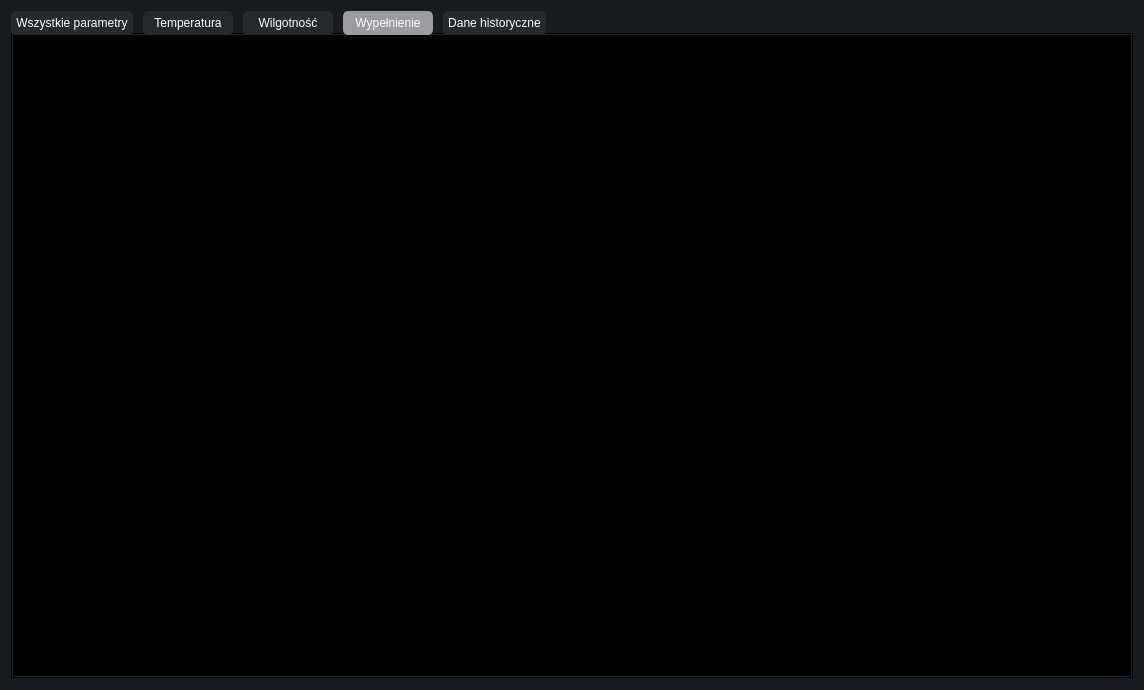
Qt form wizualizacja_silosow/aplikacja_qt/ui/Main_window.ui (PartyKusZ/wizualizacja_danych_sensorycznych) before a commit.
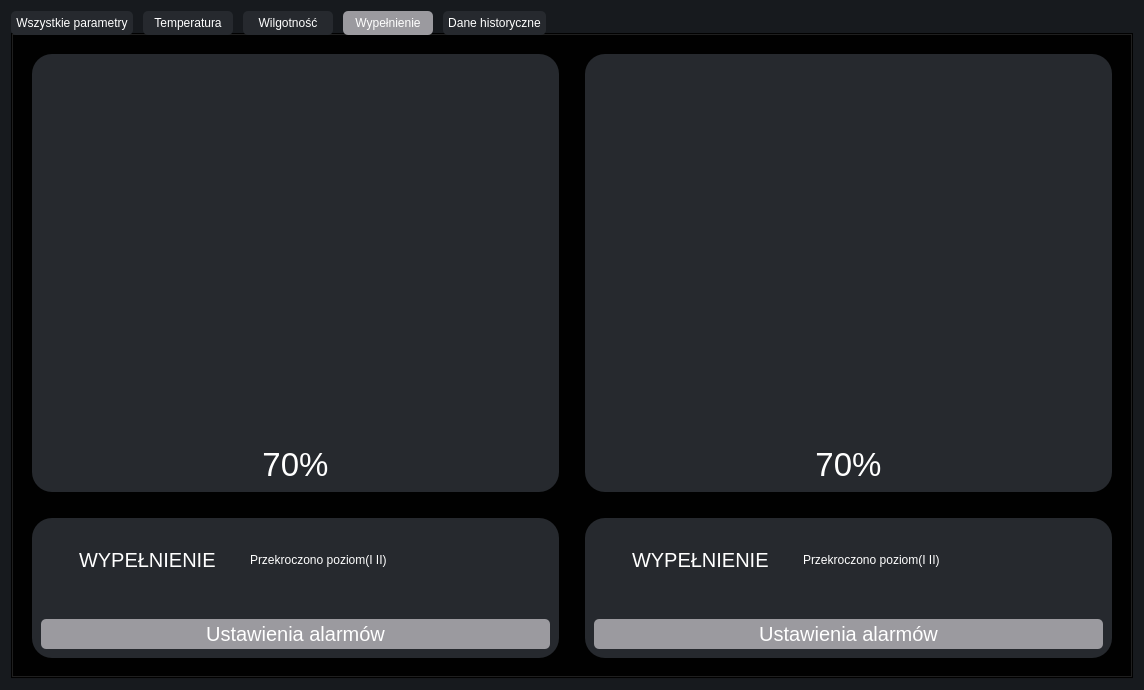
The same form after that commit. The open tabs and pages were chosen to show the change. Icons and pictures are not drawn. Custom widgets are drawn as their Qt base class.

Commit message: Stworzenie klas frontowych dla wypełnienia

The edit to the form file:
```diff
--- a/wizualizacja_silosow/aplikacja_qt/ui/Main_window.ui
+++ b/wizualizacja_silosow/aplikacja_qt/ui/Main_window.ui
@@ -53,7 +53,7 @@
 </string>
   </property>
   <layout class="QGridLayout" name="gridLayout">
-   <item row="0" column="0">
+   <item row="0" column="0" rowspan="2" colspan="2">
     <widget class="QTabWidget" name="tabs">
      <property name="styleSheet">
       <string notr="true"/>
@@ -1702,9 +1702,403 @@
       </layout>
      </widget>
      <widget class="QWidget" name="tab_volume">
+      <property name="styleSheet">
+       <string notr="true">QWidget{
+	background: #26292e;
+	border-radius: 20px;
+margin: 10px;
+}
+
+
+#tab_volume{
+	background: #010101;
+}</string>
+      </property>
       <attribute name="title">
        <string>Wypełnienie</string>
       </attribute>
+      <layout class="QGridLayout" name="gridLayout_14">
+       <item row="0" column="0">
+        <widget class="Vol_silos" name="vol_silos_1" native="true">
+         <property name="sizePolicy">
+          <sizepolicy hsizetype="Minimum" vsizetype="Minimum">
+           <horstretch>0</horstretch>
+           <verstretch>0</verstretch>
+          </sizepolicy>
+         </property>
+         <property name="minimumSize">
+          <size>
+           <width>262</width>
+           <height>446</height>
+          </size>
+         </property>
+         <property name="styleSheet">
+          <string notr="true">
+
+
+QLabel{
+	color: #ffffff
+}</string>
+         </property>
+         <layout class="QGridLayout" name="gridLayout_10">
+          <item row="3" column="0">
+           <widget class="QLabel" name="vol_info_vol_1">
+            <property name="font">
+             <font>
+              <pointsize>25</pointsize>
+             </font>
+            </property>
+            <property name="text">
+             <string>70%</string>
+            </property>
+            <property name="alignment">
+             <set>Qt::AlignCenter</set>
+            </property>
+           </widget>
+          </item>
+          <item row="1" column="0">
+           <spacer name="verticalSpacer_10">
+            <property name="orientation">
+             <enum>Qt::Vertical</enum>
+            </property>
+            <property name="sizeHint" stdset="0">
+             <size>
+              <width>20</width>
+              <height>361</height>
+             </size>
+            </property>
+           </spacer>
+          </item>
+         </layout>
+        </widget>
+       </item>
+       <item row="0" column="1">
+        <widget class="Vol_silos" name="vol_silos_2" native="true">
+         <property name="sizePolicy">
+          <sizepolicy hsizetype="Minimum" vsizetype="Minimum">
+           <horstretch>0</horstretch>
+           <verstretch>0</verstretch>
+          </sizepolicy>
+         </property>
+         <property name="minimumSize">
+          <size>
+           <width>263</width>
+           <height>446</height>
+          </size>
+         </property>
+         <property name="styleSheet">
+          <string notr="true">QLabel{
+	color: #ffffff
+}</string>
+         </property>
+         <layout class="QGridLayout" name="gridLayout_12">
+          <item row="1" column="0">
+           <widget class="QLabel" name="vol_info_vol_2">
+            <property name="font">
+             <font>
+              <pointsize>25</pointsize>
+             </font>
+            </property>
+            <property name="text">
+             <string>70%</string>
+            </property>
+            <property name="alignment">
+             <set>Qt::AlignCenter</set>
+            </property>
+           </widget>
+          </item>
+          <item row="0" column="0">
+           <spacer name="verticalSpacer_11">
+            <property name="orientation">
+             <enum>Qt::Vertical</enum>
+            </property>
+            <property name="sizeType">
+             <enum>QSizePolicy::MinimumExpanding</enum>
+            </property>
+            <property name="sizeHint" stdset="0">
+             <size>
+              <width>20</width>
+              <height>425</height>
+             </size>
+            </property>
+           </spacer>
+          </item>
+         </layout>
+        </widget>
+       </item>
+       <item row="1" column="0">
+        <widget class="QWidget" name="vol_alarms_silos_1" native="true">
+         <property name="sizePolicy">
+          <sizepolicy hsizetype="Minimum" vsizetype="Fixed">
+           <horstretch>0</horstretch>
+           <verstretch>0</verstretch>
+          </sizepolicy>
+         </property>
+         <property name="minimumSize">
+          <size>
+           <width>50</width>
+           <height>160</height>
+          </size>
+         </property>
+         <property name="styleSheet">
+          <string notr="true">QLabel{
+	color: #ffffff
+}
+QPushButton{
+background: #9b9a9f;
+color: white;
+border-top-left-radius: 5px;
+    border-top-right-radius: 5px;
+    border-bottom-left-radius: 5px;
+    border-bottom-right-radius: 5px;
+}
+
+QPushButton:hover {
+                         background-color: #b5b5b5;  
+                     }
+                         QPushButton:pressed {
+                         background-color: #808080;  
+                         }</string>
+         </property>
+         <layout class="QGridLayout" name="gridLayout_22">
+          <item row="3" column="1">
+           <widget class="QLabel" name="vol_alarms_vol_1">
+            <property name="sizePolicy">
+             <sizepolicy hsizetype="Fixed" vsizetype="Minimum">
+              <horstretch>0</horstretch>
+              <verstretch>0</verstretch>
+             </sizepolicy>
+            </property>
+            <property name="minimumSize">
+             <size>
+              <width>50</width>
+              <height>50</height>
+             </size>
+            </property>
+            <property name="font">
+             <font>
+              <pointsize>15</pointsize>
+             </font>
+            </property>
+            <property name="text">
+             <string>WYPEŁNIENIE</string>
+            </property>
+           </widget>
+          </item>
+          <item row="3" column="2">
+           <widget class="QLabel" name="vol_info_alarms_vol_1">
+            <property name="sizePolicy">
+             <sizepolicy hsizetype="Minimum" vsizetype="Minimum">
+              <horstretch>0</horstretch>
+              <verstretch>0</verstretch>
+             </sizepolicy>
+            </property>
+            <property name="minimumSize">
+             <size>
+              <width>0</width>
+              <height>0</height>
+             </size>
+            </property>
+            <property name="text">
+             <string>Przekroczono poziom(I II) </string>
+            </property>
+            <property name="alignment">
+             <set>Qt::AlignLeading|Qt::AlignLeft|Qt::AlignVCenter</set>
+            </property>
+           </widget>
+          </item>
+          <item row="3" column="0">
+           <widget class="QLabel" name="vol_ico_vol_1">
+            <property name="sizePolicy">
+             <sizepolicy hsizetype="Fixed" vsizetype="Minimum">
+              <horstretch>0</horstretch>
+              <verstretch>0</verstretch>
+             </sizepolicy>
+            </property>
+            <property name="minimumSize">
+             <size>
+              <width>10</width>
+              <height>50</height>
+             </size>
+            </property>
+            <property name="text">
+             <string/>
+            </property>
+            <property name="pixmap">
+             <pixmap resource="../res/res.qrc">:/ikona_warning_tło.png</pixmap>
+            </property>
+            <property name="scaledContents">
+             <bool>false</bool>
+            </property>
+            <property name="alignment">
+             <set>Qt::AlignLeading|Qt::AlignLeft|Qt::AlignVCenter</set>
+            </property>
+            <property name="wordWrap">
+             <bool>false</bool>
+            </property>
+            <property name="openExternalLinks">
+             <bool>false</bool>
+            </property>
+           </widget>
+          </item>
+          <item row="4" column="0" colspan="4">
+           <widget class="QPushButton" name="vol_alarms_settings_button_silos_1">
+            <property name="minimumSize">
+             <size>
+              <width>0</width>
+              <height>50</height>
+             </size>
+            </property>
+            <property name="font">
+             <font>
+              <pointsize>15</pointsize>
+             </font>
+            </property>
+            <property name="text">
+             <string>Ustawienia alarmów</string>
+            </property>
+           </widget>
+          </item>
+         </layout>
+        </widget>
+       </item>
+       <item row="1" column="1">
+        <widget class="QWidget" name="vol_alarms_silos_2" native="true">
+         <property name="sizePolicy">
+          <sizepolicy hsizetype="Minimum" vsizetype="Fixed">
+           <horstretch>0</horstretch>
+           <verstretch>0</verstretch>
+          </sizepolicy>
+         </property>
+         <property name="minimumSize">
+          <size>
+           <width>50</width>
+           <height>160</height>
+          </size>
+         </property>
+         <property name="styleSheet">
+          <string notr="true">QLabel{
+	color: #ffffff
+}
+QPushButton{
+background: #9b9a9f;
+color: white;
+border-top-left-radius: 5px;
+    border-top-right-radius: 5px;
+    border-bottom-left-radius: 5px;
+    border-bottom-right-radius: 5px;
+}
+
+QPushButton:hover {
+                         background-color: #b5b5b5;  
+                     }
+                         QPushButton:pressed {
+                         background-color: #808080;  
+                         }</string>
+         </property>
+         <layout class="QGridLayout" name="gridLayout_21">
+          <item row="0" column="1">
+           <widget class="QLabel" name="vol_alarms_vol_2">
+            <property name="sizePolicy">
+             <sizepolicy hsizetype="Fixed" vsizetype="Minimum">
+              <horstretch>0</horstretch>
+              <verstretch>0</verstretch>
+             </sizepolicy>
+            </property>
+            <property name="minimumSize">
+             <size>
+              <width>50</width>
+              <height>50</height>
+             </size>
+            </property>
+            <property name="font">
+             <font>
+              <pointsize>15</pointsize>
+             </font>
+            </property>
+            <property name="text">
+             <string>WYPEŁNIENIE</string>
+            </property>
+           </widget>
+          </item>
+          <item row="0" column="2">
+           <widget class="QLabel" name="vol_info_alarms_vol_2">
+            <property name="sizePolicy">
+             <sizepolicy hsizetype="Minimum" vsizetype="Minimum">
+              <horstretch>0</horstretch>
+              <verstretch>0</verstretch>
+             </sizepolicy>
+            </property>
+            <property name="minimumSize">
+             <size>
+              <width>0</width>
+              <height>0</height>
+             </size>
+            </property>
+            <property name="text">
+             <string>Przekroczono poziom(I II) </string>
+            </property>
+            <property name="alignment">
+             <set>Qt::AlignLeading|Qt::AlignLeft|Qt::AlignVCenter</set>
+            </property>
+           </widget>
+          </item>
+          <item row="0" column="0">
+           <widget class="QLabel" name="vol_ico_vol_2">
+            <property name="sizePolicy">
+             <sizepolicy hsizetype="Fixed" vsizetype="Minimum">
+              <horstretch>0</horstretch>
+              <verstretch>0</verstretch>
+             </sizepolicy>
+            </property>
+            <property name="minimumSize">
+             <size>
+              <width>10</width>
+              <height>50</height>
+             </size>
+            </property>
+            <property name="text">
+             <string/>
+            </property>
+            <property name="pixmap">
+             <pixmap resource="../res/res.qrc">:/ikona_stop_tło.png</pixmap>
+            </property>
+            <property name="scaledContents">
+             <bool>false</bool>
+            </property>
+            <property name="alignment">
+             <set>Qt::AlignLeading|Qt::AlignLeft|Qt::AlignVCenter</set>
+            </property>
+            <property name="wordWrap">
+             <bool>false</bool>
+            </property>
+            <property name="openExternalLinks">
+             <bool>false</bool>
+            </property>
+           </widget>
+          </item>
+          <item row="1" column="0" colspan="4">
+           <widget class="QPushButton" name="vol_alarms_settings_button_silos_2">
+            <property name="minimumSize">
+             <size>
+              <width>0</width>
+              <height>50</height>
+             </size>
+            </property>
+            <property name="font">
+             <font>
+              <pointsize>15</pointsize>
+             </font>
+            </property>
+            <property name="text">
+             <string>Ustawienia alarmów</string>
+            </property>
+           </widget>
+          </item>
+         </layout>
+        </widget>
+       </item>
+      </layout>
      </widget>
      <widget class="QWidget" name="tab_old_data">
       <attribute name="title">
@@ -1734,6 +2128,12 @@
    <header>Hum_silos.hpp</header>
    <container>1</container>
   </customwidget>
+  <customwidget>
+   <class>Vol_silos</class>
+   <extends>QWidget</extends>
+   <header>Vol_silos.hpp</header>
+   <container>1</container>
+  </customwidget>
  </customwidgets>
  <resources>
   <include location="../res/res.qrc"/>
```
Left out of the diff: 14 changed lines with no effect on the pictures. The commit also changes 17 other files.
